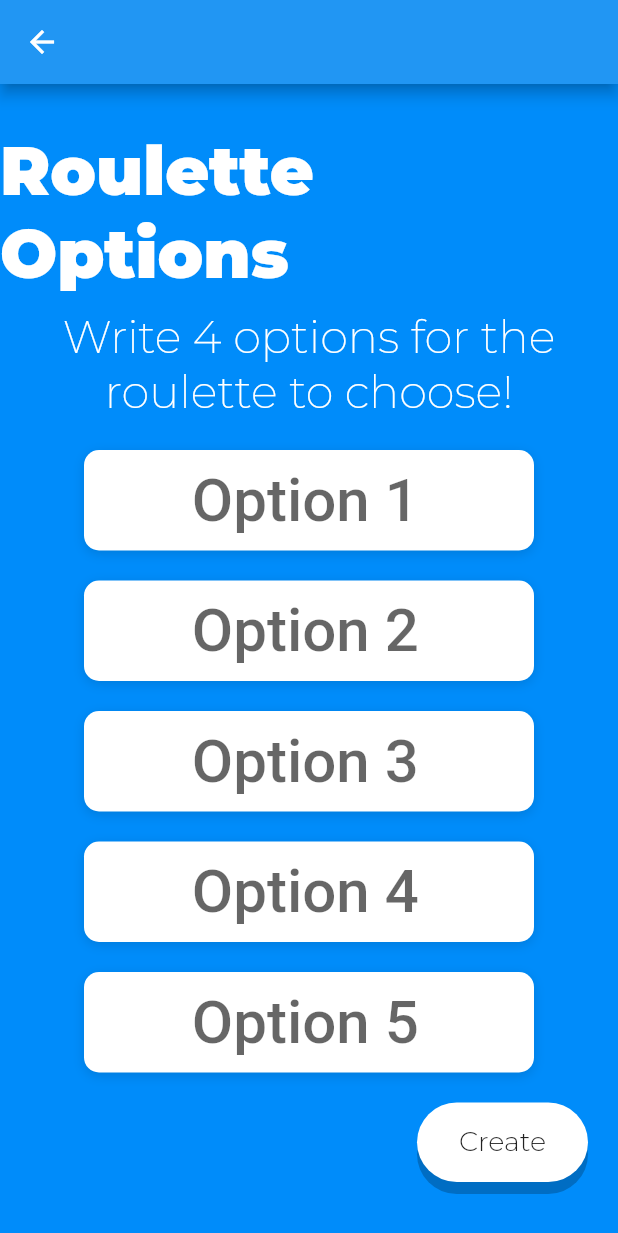
After one commit to Pixele9/FlipIt, a Flutter app: the NewRoulette screen opened directly, after a tap on "Next", on a phone screen of 412 x 824 dp. The commit adds this screen. Shown: the top 1233 px of the screen. Run offline on Flutter 3.47's test engine with Material 2 defaults, Android fonts, the phone set to English and light mode, and no system bars; our stand-ins replace google_fonts.

Commit message:
roulette options

```diff
--- a/lib/screens/new_roulette.dart
+++ b/lib/screens/new_roulette.dart
@@ -2,10 +2,10 @@ import 'package:flutter/material.dart';
 import '../utilities/constants.dart';
 import '../widgets/flipItInput.dart';
 import '../widgets/flipitButton.dart';
-import './roulette.dart';
-import '../utilities/authentication.dart';
+import './roulette_options.dart';
 
 class NewRoulette extends StatelessWidget {
+
   @override
   Widget build(BuildContext context) {
 
@@ -81,8 +81,8 @@ class NewRoulette extends StatelessWidget {
                               Container(
                               alignment: Alignment.bottomRight,
                               margin: const EdgeInsets.only(right: 20.0),
-                              child: flipItButton('Create', () => {
-                                  Navigator.push(context, MaterialPageRoute(builder: (BuildContext context) => RoulettePage()))
+                              child: flipItButton('Next', () => {
+                                  Navigator.push(context, MaterialPageRoute(builder: (BuildContext context) => RouletteOptions()))
                               }),
                               )
                             ]
--- a/lib/screens/roulette.dart
+++ b/lib/screens/roulette.dart
@@ -1,28 +1,30 @@
 import 'dart:ui';
 import 'package:flutter/material.dart';
 import '../utilities/board_view.dart';
+import '../screens/roulette_options.dart';
 import '../utilities/constants.dart';
 import '../utilities/items.dart';
 import 'dart:math';
 
 class RoulettePage extends StatefulWidget {
+  final List<Item> _items;
+  RoulettePage(this._items);
+
   @override
   State<StatefulWidget> createState() {
-    return _RoulettePageState();
+    return _RoulettePageState(_items);
   }
 }
 
 class _RoulettePageState extends State<RoulettePage> with SingleTickerProviderStateMixin {
-
+  _RoulettePageState(this._items);
   // final TextEditingController optionController = new TextEditingController();
   // final GlobalKey<FormState> _keyDialogForm = new GlobalKey<FormState>();
   double _angle = 0;
   double _current = 0;
   AnimationController _ctrl;
   Animation _ani;
-  List<Item> _items = [
-    Item(" ", Colors.accents[0]),
-  ];
+  final List<Item> _items;
 
   @override
   void initState() {
--- /dev/null
+++ b/lib/screens/roulette_options.dart
@@ -0,0 +1,118 @@
+import 'package:flutter/material.dart';
+import '../utilities/constants.dart';
+import '../widgets/flipItInput.dart';
+import '../widgets/flipitButton.dart';
+import './roulette.dart';
+import '../utilities/items.dart';
+
+class RouletteOptionsList{
+  final List<String> options;
+
+  RouletteOptionsList(this.options);
+}
+
+
+class RouletteOptions extends StatelessWidget {
+
+  final option1Controller = TextEditingController();
+  final option2Controller = TextEditingController();
+  final option3Controller = TextEditingController();
+  final option4Controller = TextEditingController();
+  final option5Controller = TextEditingController();
+
+  void dispose() {
+    option1Controller.dispose();
+    option2Controller.dispose();
+    option3Controller.dispose();
+    option4Controller.dispose();
+    option5Controller.dispose();
+  }
+
+  @override
+  Widget build(BuildContext context) {
+
+     return Scaffold(
+          backgroundColor: primaryColor,
+          appBar: AppBar(),
+          body: Align(
+            alignment: Alignment.topCenter,
+            child: LayoutBuilder(
+                builder: (BuildContext context, BoxConstraints constraints) {
+                    return Container(
+                        width: MediaQuery.of(context).size.width,
+                        color: primaryColor,
+                        child: Column(
+                            crossAxisAlignment: CrossAxisAlignment.stretch,
+                            mainAxisAlignment: MainAxisAlignment.start,
+                            mainAxisSize: MainAxisSize.max,
+                            children: <Widget>[
+                            Container(
+                                alignment: Alignment.center,
+                                margin: const EdgeInsets.only(top: 30.0),
+                                width: MediaQuery.of(context).size.width,
+                                child: Text(
+                                  "Roulette Options",
+                                  style: cTitleViews,
+                                ),
+                            ),
+                            Container(
+                              alignment: Alignment.center,
+                              margin: const EdgeInsets.only(top: 10.0, bottom: 10.0),
+                              child: Container(
+                                    alignment: Alignment.center,
+                                    margin: const EdgeInsets.only(bottom: 10.0, left: 5.0, right: 5.0),
+                                    child: Text(
+                                      "Write 4 options for the roulette to choose!",
+                                      textAlign: TextAlign.center,
+                                      style: cLabelStyle,
+                                    ),
+                                  ),
+                            ),
+                            SizedBox(
+                              child: Column(
+                                mainAxisAlignment: MainAxisAlignment.center,
+                                children: <Widget>[
+                                  rouletteOption('1', option1Controller),
+                                  rouletteOption('2', option2Controller),
+                                  rouletteOption('3', option3Controller),
+                                  rouletteOption('4', option4Controller),
+                                  rouletteOption('5', option5Controller),
+                              ],)
+                            ),
+                              Container(
+                              alignment: Alignment.bottomRight,
+                              margin: const EdgeInsets.only(right: 20.0),
+                              child: flipItButton('Create', () {
+                                  List<Item> items = [
+                                      Item(option1Controller.text, Colors.accents[0]),
+                                      Item(option2Controller.text, Colors.accents[1]),
+                                      Item(option3Controller.text, Colors.accents[2]),
+                                      Item(option4Controller.text, Colors.accents[3]),
+                                      Item(option5Controller.text, Colors.accents[4]),
+                                    ];
+                                  Navigator.push(context, MaterialPageRoute(builder: (BuildContext context) => RoulettePage(items)));
+                              }),
+                              )
+                            ]
+                              )
+                        );
+            }),
+        )
+    );
+
+  }
+}
+
+Widget rouletteOption(String optionNumber, TextEditingController optionController){
+  return Row(
+    mainAxisAlignment: MainAxisAlignment.center,
+    children: <Widget>[
+      Container(
+        alignment: Alignment.center,
+        width: 300,
+        decoration: cOptionInputDecoration,
+        margin: const EdgeInsets.only(bottom: 20.0, left: 10.0, right: 10.0),
+        child: flipItInput('Option '+optionNumber, optionController),
+    )
+    ],);
+}
--- a/lib/widgets/flipItInput.dart
+++ b/lib/widgets/flipItInput.dart
@@ -1,9 +1,10 @@
 import 'package:flutter/material.dart';
 
-Widget flipItInput(String helperText){
+Widget flipItInput(String helperText, [TextEditingController controller]){
   return(TextField(
     // maxLength: 2, Muestra un contador de cuantos cáracteres faltan y eso nes bueno. No sé como quitarlo ¯\(°_o)/¯
     // maxLengthEnforced: true
+    controller: controller,
     textAlign: TextAlign.center,
     showCursor: false,
     style: TextStyle(fontSize: 40, fontWeight: FontWeight.w500),
```
